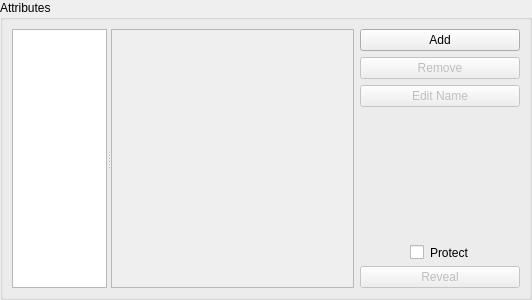
This is src/gui/entry/EditEntryWidgetAttributes.ui in keepassxreboot/keepassxc as Qt 5 draws it before an edit. The edited form follows.
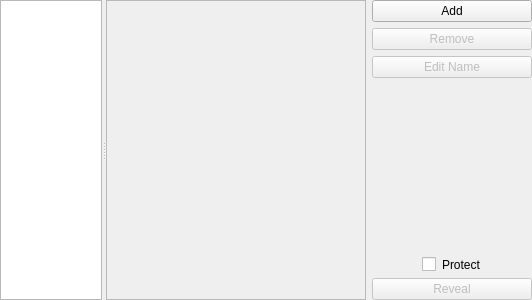
This is the edited form. Custom widgets are drawn as their Qt base class.

Commit message: Remove outer box frame

```diff
--- a/src/gui/entry/EditEntryWidgetAttributes.ui
+++ b/src/gui/entry/EditEntryWidgetAttributes.ui
@@ -10,7 +10,7 @@
     <height>300</height>
    </rect>
   </property>
-  <layout class="QVBoxLayout" name="verticalLayout">
+  <layout class="QHBoxLayout" name="horizontalLayout_3">
    <property name="leftMargin">
     <number>0</number>
    </property>
@@ -24,12 +24,6 @@
     <number>0</number>
    </property>
    <item>
-    <widget class="QGroupBox" name="attributesBox">
-     <property name="title">
-      <string>Attributes</string>
-     </property>
-     <layout class="QHBoxLayout" name="horizontalLayout_3">
-      <item>
        <widget class="QSplitter" name="attributesSplitter">
         <property name="orientation">
          <enum>Qt::Horizontal</enum>
@@ -163,9 +157,6 @@
          </widget>
         </item>
        </layout>
-      </item>
-     </layout>
-    </widget>
    </item>
   </layout>
  </widget>
```
Lines whose indentation alone changed are shown as unchanged.
